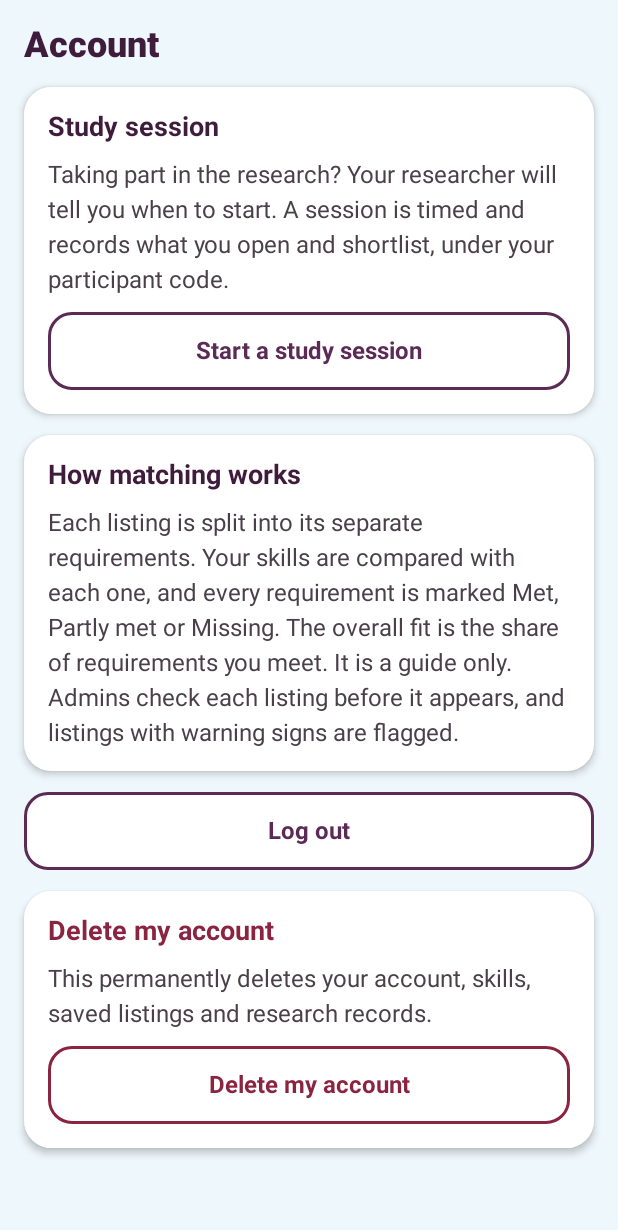
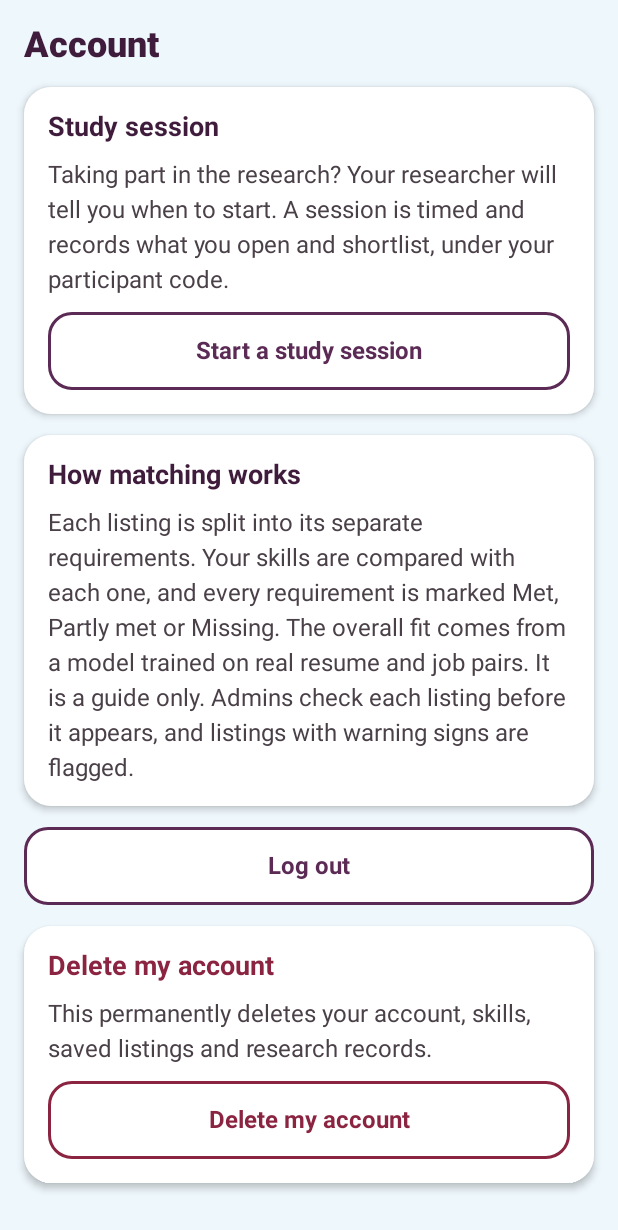
Before and after one commit to Seyia07/SkillMatch-App, an Android app built with Jetpack Compose: the composable AccountScreen shown on its own in the app's theme, on a phone screen of 412 x 824 dp. Shown: the top 1230 px of the screen. Run offline under Robolectric (Android 15) with nearby library versions, the phone set to English and light mode, and no system bars.

Commit message:
trained model

```diff
--- a/app/src/main/java/com/skillmatch/app/ui/online/AccountScreen.kt
+++ b/app/src/main/java/com/skillmatch/app/ui/online/AccountScreen.kt
@@ -69,7 +69,7 @@ fun AccountScreen(state: OnlineState, vm: OnlineViewModel) {
             Text("How matching works", style = MaterialTheme.typography.titleMedium, color = Sm.PlumDark)
             Text(
                 "Each listing is split into its separate requirements. Your skills are compared with each one, and every requirement is marked Met, Partly met or Missing. " +
-                        "The overall fit is the share of requirements you meet. It is a guide only. Admins check each listing before it appears, and listings with warning signs are flagged.",
+                        "The overall fit comes from a model trained on real resume and job pairs. It is a guide only. Admins check each listing before it appears, and listings with warning signs are flagged.",
                 style = MaterialTheme.typography.bodyMedium, color = Sm.Muted,
             )
         }
--- a/app/src/main/java/com/skillmatch/app/ui/online/JobsScreen.kt
+++ b/app/src/main/java/com/skillmatch/app/ui/online/JobsScreen.kt
@@ -128,7 +128,7 @@ private fun ResearchBanner(r: ResearchState, onFinish: () -> Unit) {
         )
         Text(
             "Look through the listings and tap the star on the ones you would apply for. " +
-                "Shortlisted: ${r.shortlist.size}",
+                    "Shortlisted: ${r.shortlist.size}",
             style = MaterialTheme.typography.bodyMedium, color = Sm.Muted,
         )
         PrimaryButton("Finish session", onClick = onFinish)
@@ -172,7 +172,7 @@ private fun JobCard(job: JobSummary, showFit: Boolean, research: ResearchState,
             Row(verticalAlignment = Alignment.CenterVertically, horizontalArrangement = Arrangement.spacedBy(10.dp)) {
                 StyleChip(fitStyle(fit.label))
                 if (fit.overall != null) {
-                    Text("${fit.overall}% of requirements", style = MaterialTheme.typography.bodyMedium, color = Sm.Muted)
+                    Text("${fit.overall}% match", style = MaterialTheme.typography.bodyMedium, color = Sm.Muted)
                 }
             }
         }
--- a/app/src/main/java/com/skillmatch/app/ui/online/OnlineCommon.kt
+++ b/app/src/main/java/com/skillmatch/app/ui/online/OnlineCommon.kt
@@ -120,9 +120,9 @@ fun SelectableChip(text: String, selected: Boolean, onClick: () -> Unit, modifie
 
 /** Colour, icon and words together, so colour is never the only signal. */
 fun fitStyle(label: String): LabelStyle = when (label) {
-    "Strong fit" -> LabelStyle("Strong fit", Sm.GreenTint, Sm.GreenDark, Sm.Green, Icons.Filled.Check)
-    "Possible fit" -> LabelStyle("Possible fit", Sm.BrownTint, Sm.BrownDark, Sm.Brown, Icons.Filled.Remove)
-    "Low fit" -> LabelStyle("Low fit", Sm.BerryTint, Sm.BerryDark, Sm.Berry, Icons.Filled.Close)
+    "Good Fit", "Strong fit" -> LabelStyle("Good fit", Sm.GreenTint, Sm.GreenDark, Sm.Green, Icons.Filled.Check)
+    "Potential Fit", "Possible fit" -> LabelStyle("Potential fit", Sm.BrownTint, Sm.BrownDark, Sm.Brown, Icons.Filled.Remove)
+    "No Fit", "Low fit" -> LabelStyle("No fit", Sm.BerryTint, Sm.BerryDark, Sm.Berry, Icons.Filled.Close)
     else -> LabelStyle(label, Sm.BlueBg, Sm.BlueDeep, Sm.BlueLine, Icons.Filled.Info)
 }
 
```
